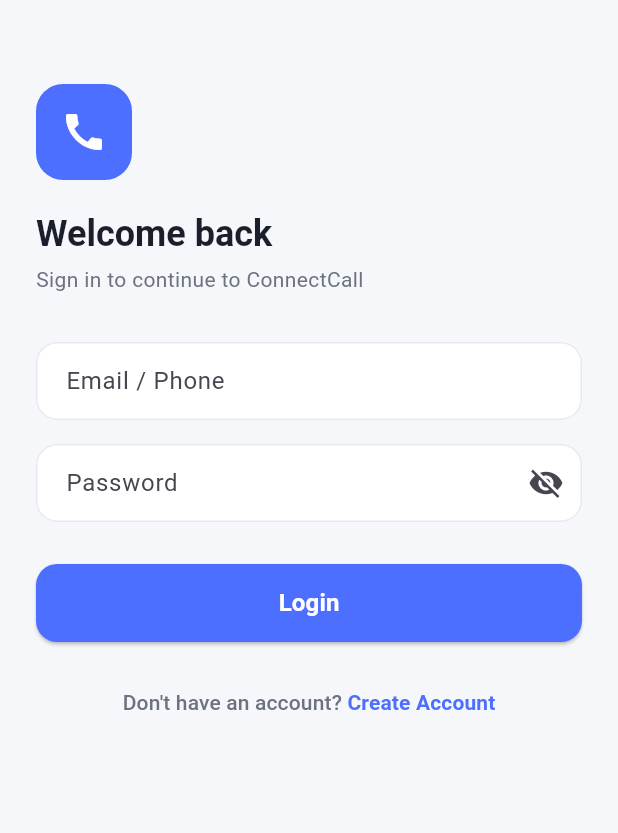
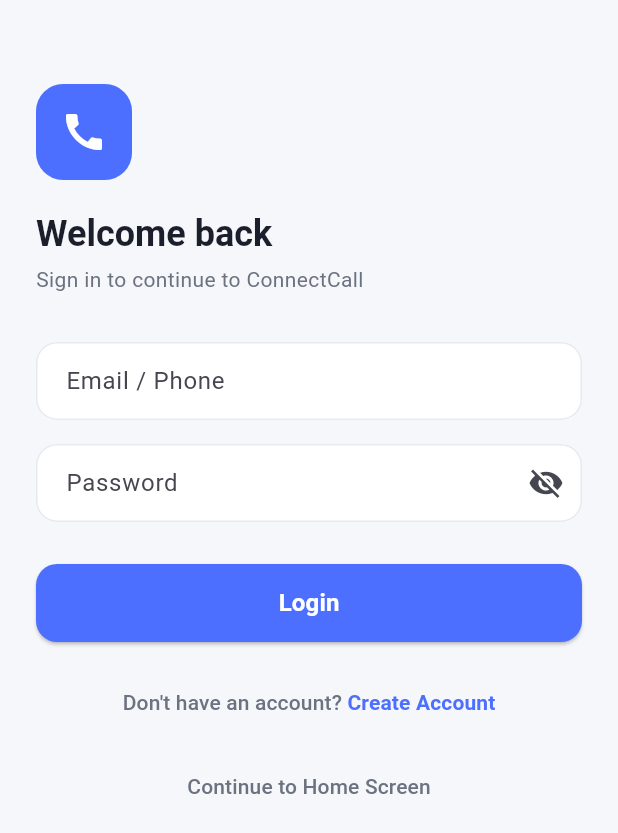
Before and after one commit to dartbostone/wavelink_app, a Flutter app: the screen it shows after launch, on a phone screen of 412 x 824 dp. Shown: the top 833 px of the screen. Run offline on Flutter 3.47's test engine with Material 3 defaults, Android fonts, the phone set to English and light mode, and no system bars; our stand-ins replace cloud_firestore, connectivity_plus, firebase_auth, firebase_core, flutter_local_notifications, permission_handler and 1 more; missing offline and left inert: agora_rtc_engine; accounts and stored records are empty.

Commit message:
Remove exposed API keys and update auth screen navigation

```diff
--- a/lib/screens/auth/login_screen.dart
+++ b/lib/screens/auth/login_screen.dart
@@ -6,10 +6,10 @@
 import '../../core/utils/validators.dart';
 import '../../providers/auth_provider.dart';
 import '../../widgets/common_button.dart';
+import '../home/home_screen.dart';
 import 'register_screen.dart';
 
-/// Spec §2 — Login. Fields: email/phone + password. Buttons: Login,
-/// Create Account.
+
 class LoginScreen extends StatefulWidget {
   const LoginScreen({super.key});
 
@@ -37,7 +37,13 @@
       _emailController.text.trim(),
       _passwordController.text,
     );
-    if (!success && mounted) {
+    if (!mounted) return;
+    if (success) {
+      Navigator.of(context).pushAndRemoveUntil(
+        MaterialPageRoute(builder: (_) => const HomeScreen()),
+        (route) => false,
+      );
+    } else {
       ScaffoldMessenger.of(context).showSnackBar(
         SnackBar(
           content: Text(auth.errorMessage ?? AppStrings.genericError),
@@ -132,6 +138,22 @@
                     ),
                   ),
                 ),
+                const SizedBox(height: 8),
+                Center(
+                  child: TextButton(
+                    onPressed: () => Navigator.of(context).pushAndRemoveUntil(
+                      MaterialPageRoute(builder: (_) => const HomeScreen()),
+                      (route) => false,
+                    ),
+                    child: const Text(
+                      'Continue to Home Screen',
+                      style: TextStyle(
+                        color: AppColors.textSecondary,
+                        fontWeight: FontWeight.w500,
+                      ),
+                    ),
+                  ),
+                ),
               ],
             ),
           ),
--- a/lib/screens/auth/register_screen.dart
+++ b/lib/screens/auth/register_screen.dart
@@ -7,7 +7,7 @@
 import '../../providers/auth_provider.dart';
 import '../../widgets/common_button.dart';
 
-/// Spec §2 — Registration. Fields: name, email, password, confirm password.
+
 class RegisterScreen extends StatefulWidget {
   const RegisterScreen({super.key});
 
```
Also changed, not shown: lib/firebase_options.dart, 1 other file.
